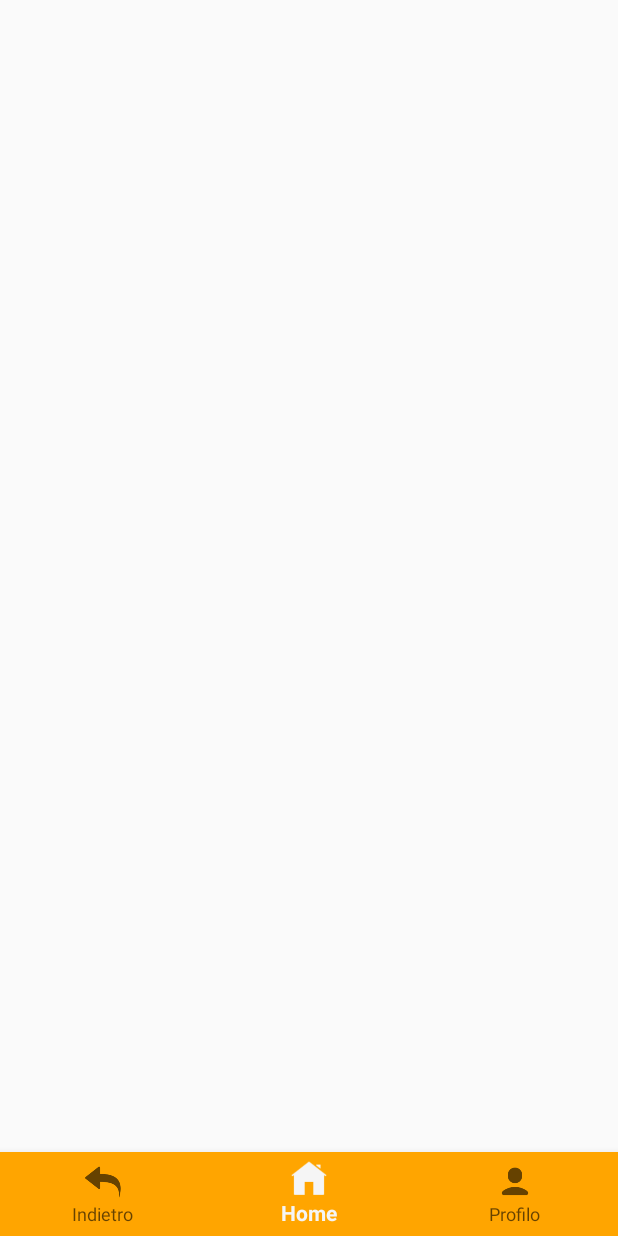
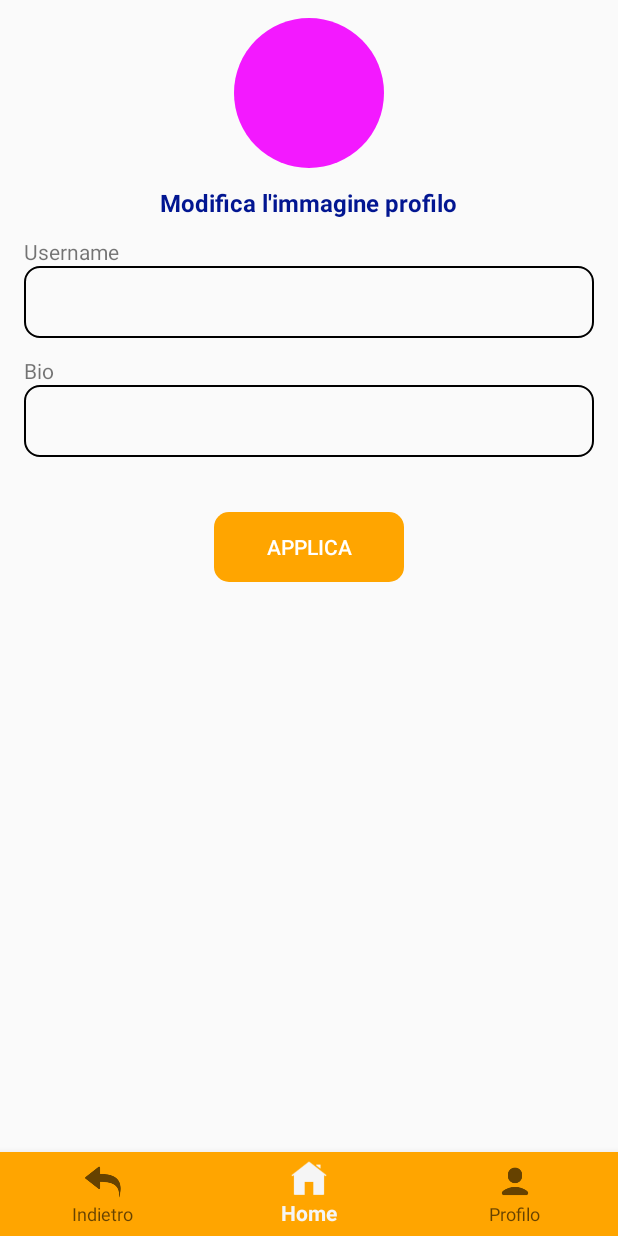
Before and after one commit to RodriMont/yourtask, an Android app: the screen it shows after launch (MainActivity), item 2 of the bottom bar chosen, on a phone screen of 412 x 824 dp. Run offline under Robolectric (Android 15) with nearby library versions, the phone set to English and light mode, and no system bars; our stand-ins replace CircleImageView.

Commit message:
Finita pagina della modifica del profilo

```diff
--- a/app/app/build.gradle
+++ b/app/app/build.gradle
@@ -40,6 +40,7 @@ dependencies {
     implementation 'androidx.lifecycle:lifecycle-viewmodel-ktx:2.6.1'
     implementation 'androidx.navigation:navigation-fragment:2.6.0'
     implementation 'androidx.navigation:navigation-ui:2.6.0'
+    implementation 'de.hdodenhof:circleimageview:3.1.0'
     testImplementation 'junit:junit:4.13.2'
     androidTestImplementation 'androidx.test.ext:junit:1.1.5'
     androidTestImplementation 'androidx.test.espresso:espresso-core:3.5.1'
--- a/app/app/src/main/AndroidManifest.xml
+++ b/app/app/src/main/AndroidManifest.xml
@@ -28,5 +28,4 @@
             </intent-filter>
         </activity>
     </application>
-
 </manifest>
--- a/app/app/src/main/res/layout/activity_sign_up.xml
+++ b/app/app/src/main/res/layout/activity_sign_up.xml
@@ -43,7 +43,6 @@
         android:layout_marginEnd="16dp"
         android:background="@drawable/rounded_edittext"/>
 
-    <!-- Email -->
     <EditText
         android:id="@+id/signup_username_edittext"
         android:layout_width="match_parent"
@@ -56,6 +55,7 @@
         android:maxLines="1"
         android:background="@null" />
 
+    <!-- Email -->
     <TextView
         android:id="@+id/signup_email_label"
         android:layout_width="wrap_content"
@@ -172,7 +172,7 @@
             android:layout_below="@id/signup_repeat_password_shape"
             android:layout_toEndOf="@id/signup_arleady_signed_label"
             android:layout_marginTop="12dp"
-            android:textColor="#121271"
+            android:textColor="@color/blue"
             android:textStyle="bold"
             android:text=" Effettua il login"/>
 
--- a/app/app/src/main/res/layout/fragment_profile.xml
+++ b/app/app/src/main/res/layout/fragment_profile.xml
@@ -1,10 +1,99 @@
 <?xml version="1.0" encoding="utf-8"?>
-<FrameLayout xmlns:android="http://schemas.android.com/apk/res/android"
+<RelativeLayout xmlns:android="http://schemas.android.com/apk/res/android"
     xmlns:tools="http://schemas.android.com/tools"
     android:layout_width="match_parent"
     android:layout_height="match_parent"
     tools:context=".ProfileFragment">
 
+    <de.hdodenhof.circleimageview.CircleImageView
+        android:id="@+id/profile_profile_image"
+        android:layout_width="100dp"
+        android:layout_height="100dp"
+        android:layout_marginTop="12dp"
+        android:layout_marginStart="12dp"
+        android:layout_centerHorizontal="true"
+        android:src="@drawable/placeholder"/>
 
+    <TextView
+        android:id="@+id/profile_choose_image_button"
+        android:layout_width="wrap_content"
+        android:layout_height="wrap_content"
+        android:layout_marginTop="12dp"
+        android:layout_centerHorizontal="true"
+        android:layout_below="@+id/profile_profile_image"
+        android:textColor="@color/blue"
+        android:textStyle="bold"
+        android:textSize="16sp"
+        android:text="Modifica l'immagine profilo"/>
 
-</FrameLayout>
+    <TextView
+        android:id="@+id/profile_username_label"
+        android:layout_width="wrap_content"
+        android:layout_height="wrap_content"
+        android:layout_below="@id/profile_choose_image_button"
+        android:layout_marginStart="16dp"
+        android:layout_marginTop="12dp"
+        android:text="Username"/>
+
+    <View
+        android:id="@+id/profile_username_shape"
+        android:layout_width="match_parent"
+        android:layout_height="48dp"
+        android:layout_below="@id/profile_username_label"
+        android:layout_marginStart="16dp"
+        android:layout_marginEnd="16dp"
+        android:background="@drawable/rounded_edittext"/>
+
+    <EditText
+        android:id="@+id/profile_username_edittext"
+        android:layout_width="match_parent"
+        android:layout_height="wrap_content"
+        android:layout_below="@id/profile_username_label"
+        android:layout_marginStart="24dp"
+        android:layout_marginTop="12dp"
+        android:layout_marginEnd="24dp"
+        android:inputType="text"
+        android:maxLines="1"
+        android:background="@null"/>
+
+    <TextView
+        android:id="@+id/profile_bio_label"
+        android:layout_width="wrap_content"
+        android:layout_height="wrap_content"
+        android:layout_below="@id/profile_username_shape"
+        android:layout_marginStart="16dp"
+        android:layout_marginTop="12dp"
+        android:text="Bio"/>
+
+    <View
+        android:id="@+id/profile_bio_shape"
+        android:layout_width="match_parent"
+        android:layout_height="48dp"
+        android:layout_below="@id/profile_bio_label"
+        android:layout_marginStart="16dp"
+        android:layout_marginEnd="16dp"
+        android:background="@drawable/rounded_edittext"/>
+
+    <EditText
+        android:id="@+id/profile_bio_edittext"
+        android:layout_width="match_parent"
+        android:layout_height="wrap_content"
+        android:layout_below="@id/profile_bio_label"
+        android:layout_marginStart="24dp"
+        android:layout_marginTop="12dp"
+        android:layout_marginEnd="24dp"
+        android:inputType="text"
+        android:maxLines="1"
+        android:background="@null"/>
+
+    <Button
+        android:id="@+id/signup_button"
+        android:layout_width="128dp"
+        android:layout_height="wrap_content"
+        android:layout_below="@id/profile_bio_shape"
+        android:layout_centerHorizontal="true"
+        android:layout_marginTop="36dp"
+        android:textColor="#FFFFFF"
+        android:text="Applica"
+        android:background="@drawable/rounded_button"/>
+</RelativeLayout>
```
Also changed, not shown: app/app/src/main/res/drawable/placeholder.png (added).
